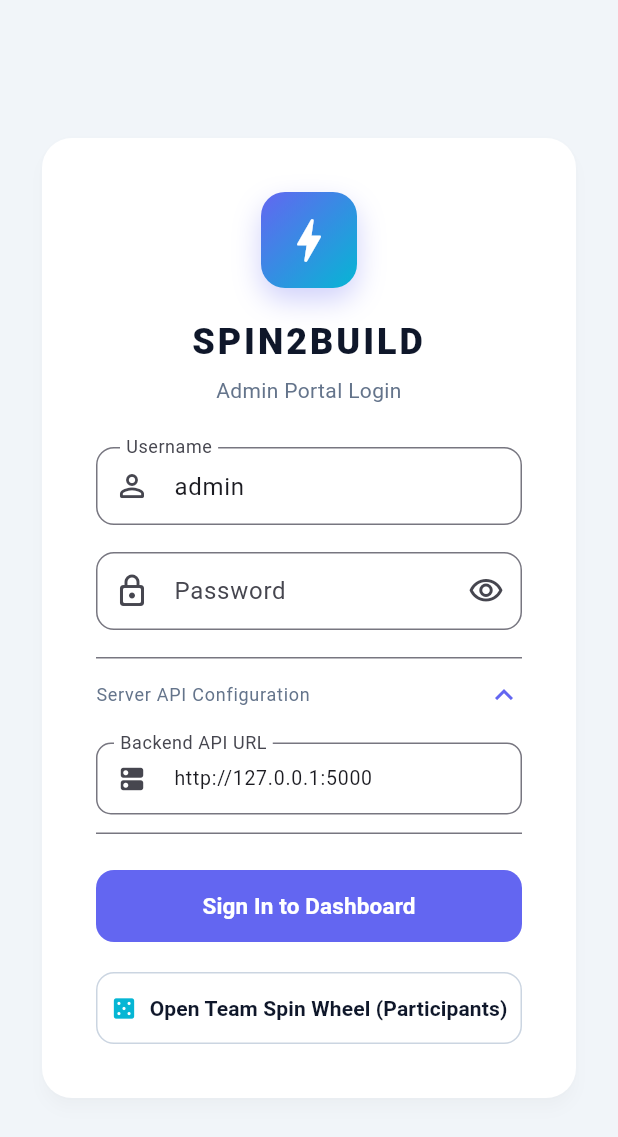
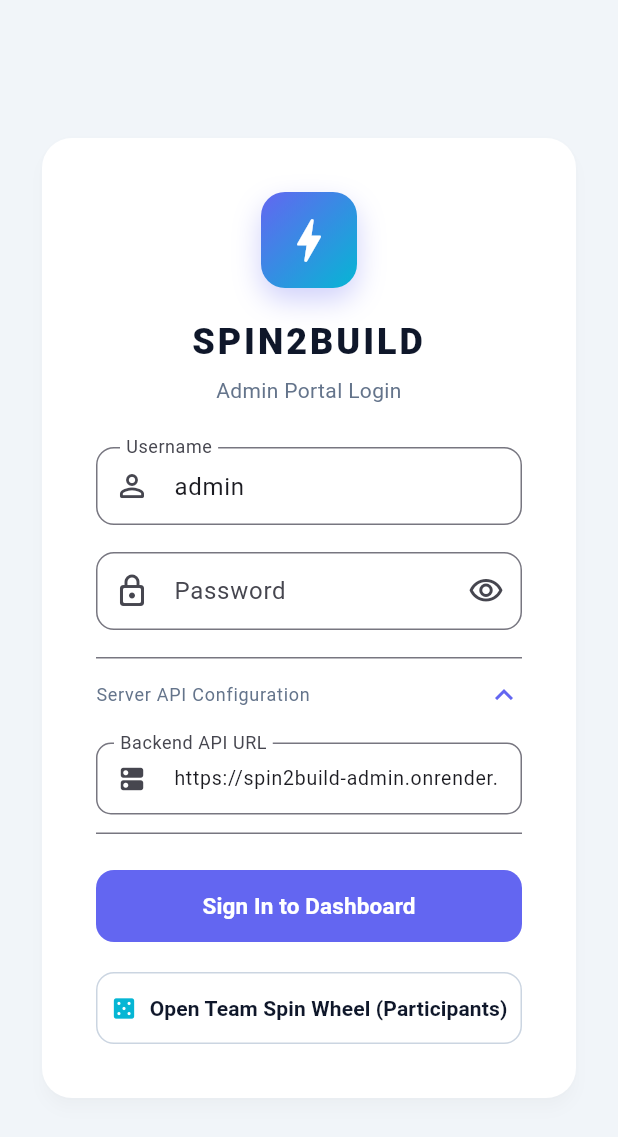
Before and after one commit to johanjoseph29/spin2build-admin, a Flutter app: the screen it shows after launch, after a tap on "Server API Configuration", on a phone screen of 412 x 824 dp. Shown: the top 1137 px of the screen. Run offline on Flutter 3.47's test engine with Material 3 defaults, Android fonts, the phone set to English and light mode, and no system bars; network calls fail; Roboto replaces fonts that are missing (Segoe UI).

Commit message:
Set default backend URL to https://spin2build-admin.onrender.com

```diff
--- a/lib/config/api_config.dart
+++ b/lib/config/api_config.dart
@@ -1,7 +1,4 @@
 class ApiConfig {
-  /// Base URL of the Flask backend.
-  /// For local development, default is http://127.0.0.1:5000.
-  /// When running for the event, change this to the organizer's LAN IP,
-  /// e.g. 'http://192.168.1.50:5000'
-  static String baseUrl = 'http://127.0.0.1:5000';
+  /// Default production backend hosted on Render.
+  static String baseUrl = 'https://spin2build-admin.onrender.com';
 }
```
